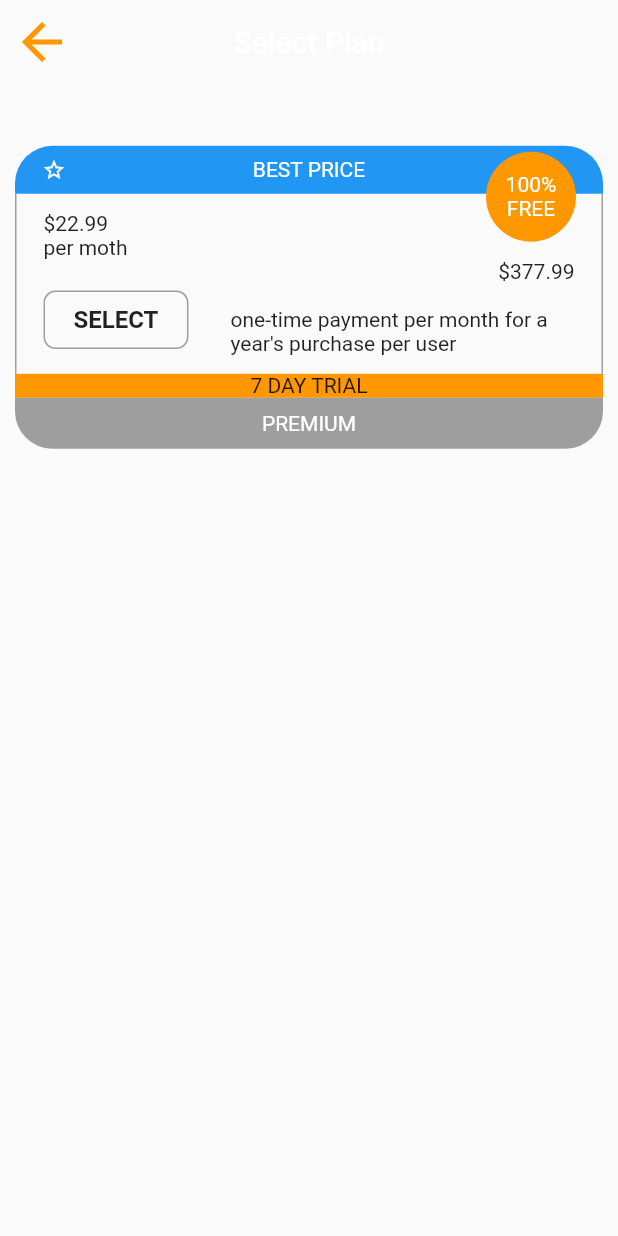
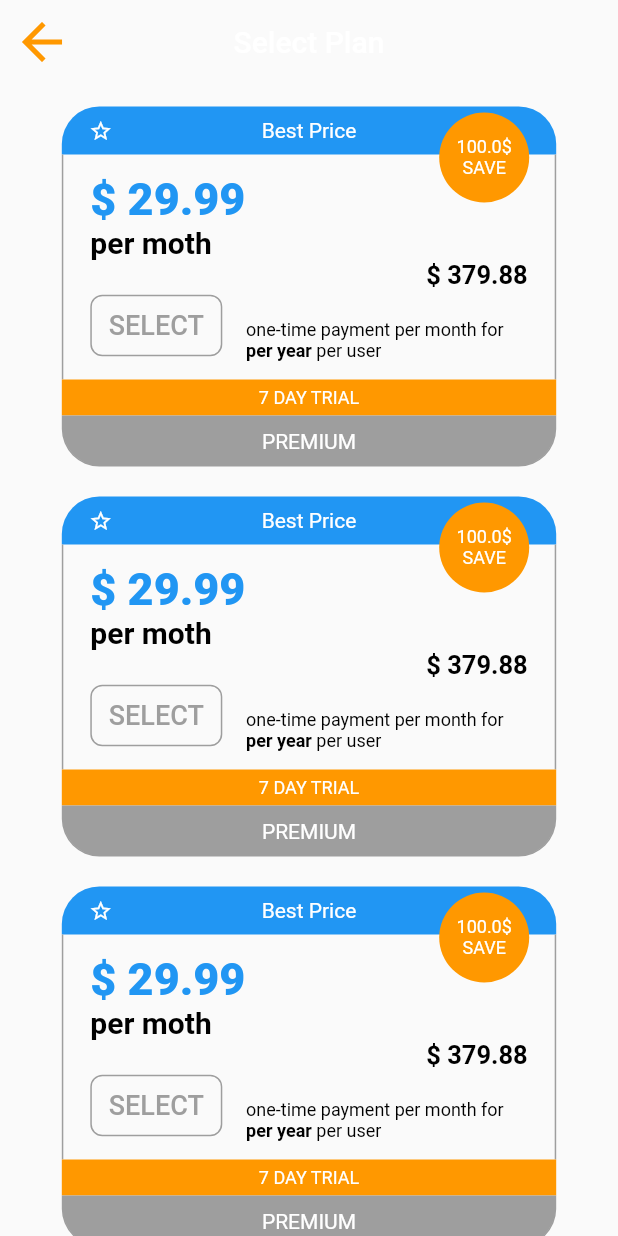
Before and after one commit to karen98bdiw/checkincheckout, a Flutter app: the PaymentPlanScreen screen opened by its route, on a phone screen of 412 x 824 dp. Run offline on Flutter 3.47's test engine with Material 2 defaults, Android fonts, the phone set to English and light mode, and no system bars; statements that could not run were skipped.

Commit message:
payment plan item done

```diff
--- a/lib/screens/intro_screens/components/payment_plan_item_widget.dart
+++ b/lib/screens/intro_screens/components/payment_plan_item_widget.dart
@@ -4,18 +4,20 @@ import '../../../utils/const.dart';
 
 class PaymentPlanItemWidget extends StatelessWidget {
   final String itemTitle;
-  final String mothPrice;
-  final String yearPrice;
-  final String trialDuration;
-  final String saveProcent;
+  final double monthPrice;
+  final double yearPrice;
+  final double trialDuration;
+  final double saveMoney;
 
   PaymentPlanItemWidget({
     @required this.itemTitle,
-    @required this.mothPrice,
-    @required this.saveProcent,
+    @required this.monthPrice,
+    @required this.saveMoney,
     @required this.trialDuration,
     @required this.yearPrice,
   });
+
+  void _onItemSelect() {}
 
   @override
   Widget build(BuildContext context) {
@@ -24,7 +26,16 @@ class PaymentPlanItemWidget extends StatelessWidget {
         mainAxisSize: MainAxisSize.min,
         crossAxisAlignment: CrossAxisAlignment.stretch,
         children: [
-          Container(
+          _itemTop(context: context),
+          _itemMiddle(context: context),
+          _itemBottom(context: context),
+        ],
+      ),
+    );
+  }
+
+  Widget _itemTop({@required BuildContext context}) {
+    return Container(
       padding: EdgeInsets.symmetric(
         vertical: 8,
         horizontal: 18,
@@ -51,7 +62,7 @@ class PaymentPlanItemWidget extends StatelessWidget {
             ),
           ),
           Text(
-                  "BEST PRICE",
+            itemTitle,
             style: Theme.of(context).textTheme.headline3.copyWith(
                   color: Colors.white,
                 ),
@@ -63,19 +74,20 @@ class PaymentPlanItemWidget extends StatelessWidget {
               radius: 30,
               backgroundColor: mainOrange,
               child: Text(
-                      "100% FREE",
+                "${saveMoney}\$  SAVE",
+                overflow: TextOverflow.clip,
                 textAlign: TextAlign.center,
-                      style: Theme.of(context)
-                          .textTheme
-                          .headline3
-                          .copyWith(color: Colors.white),
+                style: TextStyle(color: Colors.white, fontSize: 12),
               ),
             ),
           ),
         ],
       ),
-          ),
-          Container(
+    );
+  }
+
+  Widget _itemMiddle({@required BuildContext context}) {
+    return Container(
       padding: EdgeInsets.symmetric(
         horizontal: 18,
         vertical: 12,
@@ -92,16 +104,33 @@ class PaymentPlanItemWidget extends StatelessWidget {
         crossAxisAlignment: CrossAxisAlignment.stretch,
         children: [
           Text(
-                  "\$22.99",
+            "\$ ${monthPrice.toStringAsFixed(2)}",
+            overflow: TextOverflow.clip,
             textAlign: TextAlign.left,
+            style: TextStyle(
+              color: mainBlue,
+              fontSize: 30,
+              fontWeight: FontWeight.w900,
+            ),
           ),
           Text(
             "per moth",
             textAlign: TextAlign.left,
+            style: TextStyle(
+              fontSize: 20,
+              fontWeight: FontWeight.w700,
+              color: Colors.black,
+            ),
           ),
           Text(
-                  "\$377.99",
+            "\$ ${yearPrice.toStringAsFixed(2)}",
+            overflow: TextOverflow.clip,
             textAlign: TextAlign.right,
+            style: TextStyle(
+              fontSize: 17,
+              fontWeight: FontWeight.w700,
+              color: Colors.black,
+            ),
           ),
           Row(
             crossAxisAlignment: CrossAxisAlignment.end,
@@ -113,12 +142,18 @@ class PaymentPlanItemWidget extends StatelessWidget {
                   shape: RoundedRectangleBorder(
                     borderRadius: BorderRadius.circular(8),
                   ),
-                        borderSide:
-                            BorderSide(color: mainBorderColor, width: 1),
-                        onPressed: () {},
-                        child: Text("SELECT"),
+                  borderSide: BorderSide(color: mainBorderColor, width: 1),
+                  onPressed: _onItemSelect,
+                  child: Text(
+                    "SELECT",
+                    style: TextStyle(
+                      fontWeight: FontWeight.w500,
+                      fontSize: 18,
+                      color: mainGrey,
+                    ),
+                  ),
                   padding: EdgeInsets.symmetric(
-                          horizontal: 20,
+                    // horizontal: 20,
                     vertical: 10,
                   ),
                 ),
@@ -128,21 +163,51 @@ class PaymentPlanItemWidget extends StatelessWidget {
               ),
               Flexible(
                 flex: 2,
-                      child: Text(
-                        "one-time payment per month for a year's purchase per user",
-                        textAlign: TextAlign.left,
+                child: RichText(
+                  text: TextSpan(
+                    children: [
+                      TextSpan(
+                        text: "one-time payment per month for",
+                        style: TextStyle(
+                          color: Colors.black,
+                          fontSize: 12,
+                        ),
+                      ),
+                      TextSpan(
+                        text: " per year",
+                        style: TextStyle(
+                            color: Colors.black,
+                            fontSize: 12,
+                            fontWeight: FontWeight.w700),
+                      ),
+                      TextSpan(
+                        text: " per user",
+                        style: TextStyle(
+                          color: Colors.black,
+                          fontSize: 12,
+                        ),
+                      ),
+                    ],
+                  ),
                 ),
               ),
             ],
           ),
         ],
       ),
-          ),
+    );
+  }
+
+  Widget _itemBottom({@required BuildContext context}) {
+    return Column(
+      crossAxisAlignment: CrossAxisAlignment.stretch,
+      children: [
         Container(
-            padding: EdgeInsets.symmetric(horizontal: 5),
+          padding: EdgeInsets.symmetric(vertical: 5),
           color: mainOrange,
           child: Text(
-              "7 DAY TRIAL",
+            "${trialDuration.toInt()} DAY TRIAL",
+            style: TextStyle(fontSize: 12, color: Colors.white),
             textAlign: TextAlign.center,
           ),
         ),
@@ -168,9 +233,8 @@ class PaymentPlanItemWidget extends StatelessWidget {
                 ),
             textAlign: TextAlign.center,
           ),
-          ),
+        )
       ],
-      ),
     );
   }
 }
--- a/lib/screens/intro_screens/singUp_screens/payment_info_screen.dart
+++ b/lib/screens/intro_screens/singUp_screens/payment_info_screen.dart
@@ -49,6 +49,7 @@ class PaymentInfoScreen extends StatelessWidget {
                       height: 10,
                     ),
                     TextFormField(
+                      initialValue: "555",
                       textAlign: TextAlign.center,
                       keyboardType: TextInputType.number,
                       decoration: InputDecoration(
@@ -71,6 +72,7 @@ class PaymentInfoScreen extends StatelessWidget {
                               height: 10,
                             ),
                             TextFormField(
+                              initialValue: "555",
                               textAlign: TextAlign.center,
                               keyboardType: TextInputType.number,
                               decoration: InputDecoration(hintText: "MM/YY"),
@@ -92,6 +94,7 @@ class PaymentInfoScreen extends StatelessWidget {
                               height: 10,
                             ),
                             TextFormField(
+                              initialValue: "555",
                               textAlign: TextAlign.center,
                               keyboardType: TextInputType.number,
                               decoration: InputDecoration(hintText: "111"),
--- a/lib/screens/intro_screens/singUp_screens/payment_plan_screen.dart
+++ b/lib/screens/intro_screens/singUp_screens/payment_plan_screen.dart
@@ -15,18 +15,37 @@ class PaymentPlanScreen extends StatelessWidget {
       body: SingleChildScrollView(
         child: Padding(
           padding: EdgeInsets.symmetric(
-            horizontal: 10,
-            vertical: MediaQuery.of(context).size.width * defaultPaddingProcent,
+            vertical: 15,
+            horizontal:
+                MediaQuery.of(context).size.width * defaultPaddingProcent,
           ),
           child: Column(
             crossAxisAlignment: CrossAxisAlignment.stretch,
             children: [
               PaymentPlanItemWidget(
                   itemTitle: "Best Price",
-                  mothPrice: "29.99",
-                  saveProcent: "100",
-                  trialDuration: "7",
-                  yearPrice: "379.88"),
+                  monthPrice: 29.99,
+                  saveMoney: 100,
+                  trialDuration: 7,
+                  yearPrice: 379.88),
+              SizedBox(
+                height: 20,
+              ),
+              PaymentPlanItemWidget(
+                  itemTitle: "Best Price",
+                  monthPrice: 29.99,
+                  saveMoney: 100,
+                  trialDuration: 7,
+                  yearPrice: 379.88),
+              SizedBox(
+                height: 20,
+              ),
+              PaymentPlanItemWidget(
+                  itemTitle: "Best Price",
+                  monthPrice: 29.99,
+                  saveMoney: 100,
+                  trialDuration: 7,
+                  yearPrice: 379.88),
             ],
           ),
         ),
```
Lines whose indentation alone changed are shown as unchanged.
